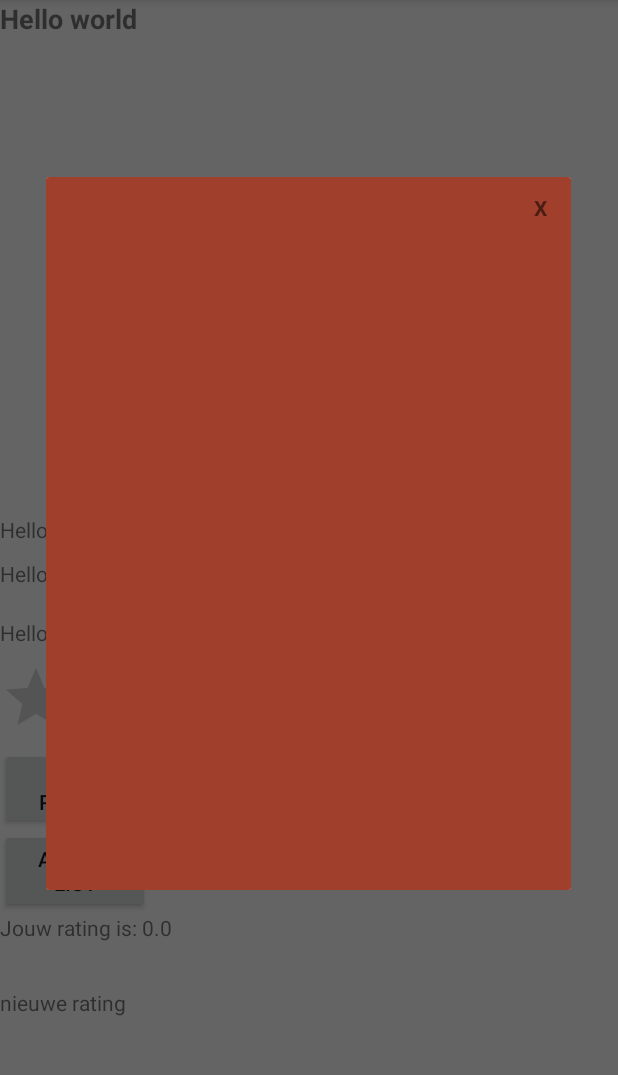
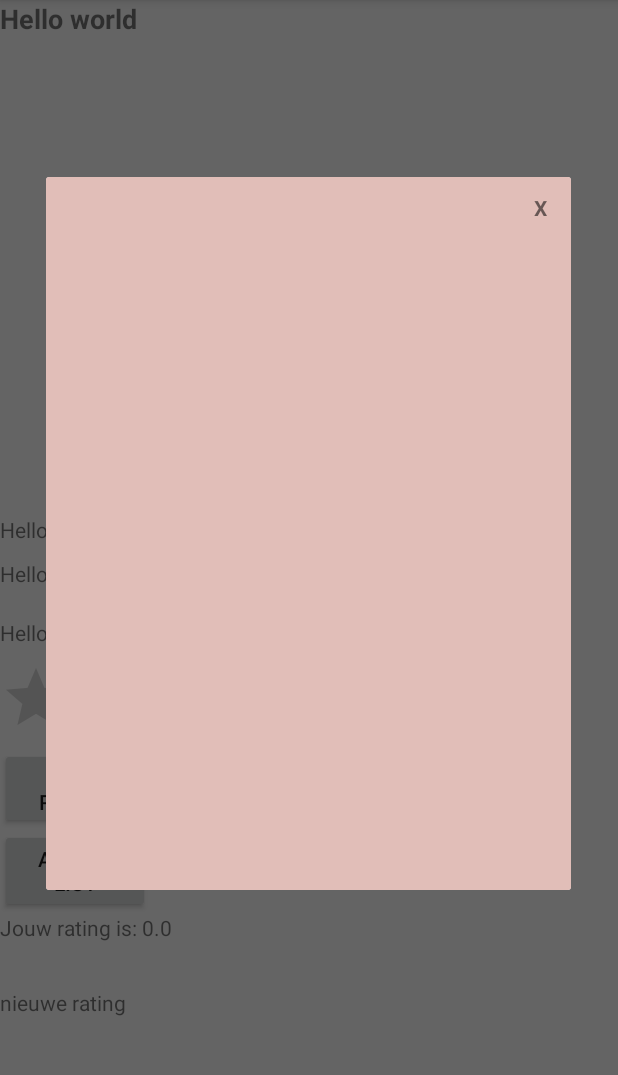
Before and after one commit to kevin2029/BiosApp, an Android app: the FilmDetailActivity screen opened directly, with no data from a screen before it, after a tap on "ADD TO LIST", on a phone screen of 412 x 824 dp, the part 84-1159 px from its top. Run offline under Robolectric (Android 15) with nearby library versions, the light colour scheme and no system bars; our stand-ins replace Picasso; pictures from the network do not load; 5 statements that could not run were skipped.

Commit message:
Onnodige code
Alle onnodige code is eruit gehaald. niet alles werkt naar wens, maar de deadline komt eraan. de horizontale layout wordt nu nog aan gewerkt.

```diff
--- a/app/src/main/AndroidManifest.xml
+++ b/app/src/main/AndroidManifest.xml
@@ -14,11 +14,11 @@
         android:theme="@style/AppTheme">
         <activity android:name=".ListActivity"></activity>
         <activity
-            android:name=".SettingsActivity"
+            android:name=".Settings.SettingsActivity"
             android:label="@string/Settings"
             android:parentActivityName=".MainActivity"></activity>
-        <activity android:name=".FilmDetailActivity" />
-        <activity android:name=".CreateListActivity" />
+        <activity android:name=".Gui.Activity.FilmDetailActivity" />
+        <activity android:name=".Gui.Activity.CreateListActivity" />
         <activity android:name=".MainActivity">
             <intent-filter>
                 <action android:name="android.intent.action.MAIN" />
--- a/app/src/main/java/com/example/filmapp/ExtraInfo.java
+++ b/app/src/main/java/com/example/filmapp/Domain/ExtraInfo.java
@@ -1,4 +1,4 @@
-package com.example.filmapp;
+package com.example.filmapp.Domain;
 
 public abstract class ExtraInfo {
     public String mLijstId;
--- a/app/src/main/java/com/example/filmapp/FLijstInfo.java
+++ b/app/src/main/java/com/example/filmapp/Domain/FLijstInfo.java
@@ -1,4 +1,5 @@
-package com.example.filmapp;
+package com.example.filmapp.Domain;
+import com.example.filmapp.Domain.ExtraInfo;
 import com.example.filmapp.utils.NetworkUtils;
 public class FLijstInfo extends ExtraInfo {
     public FLijstInfo(String mLijstId, String mLijstnaam, String mLijstBeschrijving) {
--- a/app/src/main/java/com/example/filmapp/CreateListActivity.java
+++ b/app/src/main/java/com/example/filmapp/Gui/Activity/CreateListActivity.java
@@ -1,4 +1,4 @@
-package com.example.filmapp;
+package com.example.filmapp.Gui.Activity;
 
 import android.os.Bundle;
 import android.view.View;
@@ -11,6 +11,7 @@ import androidx.annotation.Nullable;
 import androidx.appcompat.app.AppCompatActivity;
 
 
+import com.example.filmapp.R;
 import com.example.filmapp.TMDBCommands.toevoegen.TmdbMaakLijstAan;
 
 
--- a/app/src/main/java/com/example/filmapp/FilmDetailActivity.java
+++ b/app/src/main/java/com/example/filmapp/Gui/Activity/FilmDetailActivity.java
@@ -1,4 +1,4 @@
-package com.example.filmapp;
+package com.example.filmapp.Gui.Activity;
 
 import androidx.annotation.NonNull;
 import androidx.appcompat.app.AppCompatActivity;
@@ -20,6 +20,10 @@ import android.widget.TextView;
 import android.widget.Toast;
 
 import com.example.filmapp.Domain.Film;
+import com.example.filmapp.Domain.ExtraInfo;
+import com.example.filmapp.Domain.FLijstInfo;
+import com.example.filmapp.Gui.Adapter.FilmAdapter;
+import com.example.filmapp.R;
 import com.example.filmapp.TMDBCommands.opvragen.TmdbKrijgLijst;
 import com.example.filmapp.TMDBCommands.toevoegen.TmdbVoegFilmToeAanLijst;
 import com.example.filmapp.utils.GetListIdTask;
--- a/app/src/main/java/com/example/filmapp/FilmAdapter.java
+++ b/app/src/main/java/com/example/filmapp/Gui/Adapter/FilmAdapter.java
@@ -1,4 +1,4 @@
-package com.example.filmapp;
+package com.example.filmapp.Gui.Adapter;
 
 
 import android.content.Context;
@@ -17,6 +17,8 @@ import androidx.annotation.NonNull;
 import androidx.recyclerview.widget.RecyclerView;
 
 import com.example.filmapp.Domain.Film;
+import com.example.filmapp.Gui.Activity.FilmDetailActivity;
+import com.example.filmapp.R;
 import com.squareup.picasso.Picasso;
 
 
@@ -129,7 +131,7 @@ public class FilmAdapter extends RecyclerView.Adapter<FilmAdapter.FilmViewHolder
             int adapterPosition = getAdapterPosition();
             Film film = films.get(adapterPosition);
 
-            Intent intent = new Intent(view.getContext(),FilmDetailActivity.class);
+            Intent intent = new Intent(view.getContext(), FilmDetailActivity.class);
             intent.putExtra("film",film);
             view.getContext().startActivity(intent);
 
--- a/app/src/main/java/com/example/filmapp/MainActivity.java
+++ b/app/src/main/java/com/example/filmapp/MainActivity.java
@@ -5,6 +5,7 @@ import androidx.appcompat.app.AppCompatActivity;
 import androidx.recyclerview.widget.LinearLayoutManager;
 import androidx.recyclerview.widget.RecyclerView;
 
+import android.app.ListActivity;
 import android.content.Intent;
 import android.os.Bundle;
 import android.util.Log;
@@ -15,6 +16,10 @@ import android.view.inputmethod.EditorInfo;
 import android.widget.SearchView;
 
 import com.example.filmapp.Domain.Film;
+import com.example.filmapp.Gui.Activity.CreateListActivity;
+import com.example.filmapp.Gui.Adapter.FilmAdapter;
+import com.example.filmapp.Settings.SettingsActivity;
+import com.example.filmapp.utils.FilmList;
 
 import java.util.ArrayList;
 import java.util.List;
--- a/app/src/main/java/com/example/filmapp/SettingsActivity.java
+++ b/app/src/main/java/com/example/filmapp/Settings/SettingsActivity.java
@@ -1,4 +1,4 @@
-package com.example.filmapp;
+package com.example.filmapp.Settings;
 
 import android.os.Bundle;
 import android.view.MenuItem;
@@ -7,6 +7,8 @@ import androidx.annotation.NonNull;
 import androidx.appcompat.app.ActionBar;
 import androidx.appcompat.app.AppCompatActivity;
 import androidx.core.app.NavUtils;
+
+import com.example.filmapp.R;
 
 public class SettingsActivity extends AppCompatActivity {
 
--- a/app/src/main/java/com/example/filmapp/SettingsFragment.java
+++ b/app/src/main/java/com/example/filmapp/Settings/SettingsFragment.java
@@ -1,6 +1,8 @@
-package com.example.filmapp;
+package com.example.filmapp.Settings;
 import android.os.Bundle;
 import androidx.preference.PreferenceFragmentCompat;
+
+import com.example.filmapp.R;
 
 
 public class SettingsFragment extends PreferenceFragmentCompat {
--- a/app/src/main/java/com/example/filmapp/TMDBCommands/opvragen/TmdbKrijgLijst.java
+++ b/app/src/main/java/com/example/filmapp/TMDBCommands/opvragen/TmdbKrijgLijst.java
@@ -3,8 +3,8 @@ package com.example.filmapp.TMDBCommands.opvragen;
 
 import android.os.AsyncTask;
 
-import com.example.filmapp.ExtraInfo;
-import com.example.filmapp.FLijstInfo;
+import com.example.filmapp.Domain.ExtraInfo;
+import com.example.filmapp.Domain.FLijstInfo;
 import com.example.filmapp.utils.NetworkUtils;
 
 import org.json.JSONArray;
--- a/app/src/main/java/com/example/filmapp/FilmList.java
+++ b/app/src/main/java/com/example/filmapp/utils/FilmList.java
@@ -1,20 +1,16 @@
-package com.example.filmapp;
+package com.example.filmapp.utils;
 
 import android.os.AsyncTask;
 import android.util.Log;
 
 import com.example.filmapp.Domain.Film;
-import com.example.filmapp.utils.NetworkUtils;
 
 import org.json.JSONArray;
 import org.json.JSONException;
 import org.json.JSONObject;
 
-import java.security.PrivateKey;
 import java.util.ArrayList;
-import java.util.HashMap;
 import java.util.List;
-import java.util.Map;
 
 public class FilmList extends AsyncTask<String, Void, List<Film>> {
     private static final String TAG = FilmList.class.getSimpleName();
--- a/app/src/main/res/layout/activity_film_detail.xml
+++ b/app/src/main/res/layout/activity_film_detail.xml
@@ -11,7 +11,7 @@
     android:layout_width="match_parent"
     android:layout_height="match_parent"
     android:orientation="vertical"
-    tools:context=".FilmDetailActivity">
+    tools:context=".Gui.Activity.FilmDetailActivity">
 
     <TextView
         android:id="@+id/film_detail_title"
--- a/app/src/main/res/layout/popup_voor_toevoeging.xml
+++ b/app/src/main/res/layout/popup_voor_toevoeging.xml
@@ -5,7 +5,8 @@
     android:background="@color/popupActergrond"
     android:textColor="@color/popupText"
     android:layout_marginLeft="20dp"
-    android:layout_marginTop="20dp">
+    android:layout_marginTop="20dp"
+    >
 
 
 </TextView>
--- a/app/src/main/res/layout/settings_activity.xml
+++ b/app/src/main/res/layout/settings_activity.xml
@@ -2,5 +2,5 @@
     android:id="@+id/Settings"
     android:layout_width="match_parent"
     android:layout_height="match_parent"
-    android:name="com.example.filmapp.SettingsFragment">
+    android:name="com.example.filmapp.Settings.SettingsFragment">
 </fragment>
--- a/app/src/main/res/values/colors.xml
+++ b/app/src/main/res/values/colors.xml
@@ -3,7 +3,7 @@
     <color name="colorPrimary">#FF0000</color>
     <color name="colorPrimaryDark">#550303</color>
     <color name="colorAccent">#CDDC39</color>
-    <color name="popupActergrond">#A13F2D</color>
+    <color name="popupActergrond">#E1BEB8</color>
     <color name="popupText">#000000</color>
 
 
```
Also changed, not shown: app/src/main/java/com/example/filmapp/ListActivity.java (deleted, +0 -44 lines), app/src/main/java/com/example/filmapp/TMDBCommands/toevoegen/TmdbVerwijderLijst.java (deleted, +0 -23 lines), 1 other file.
